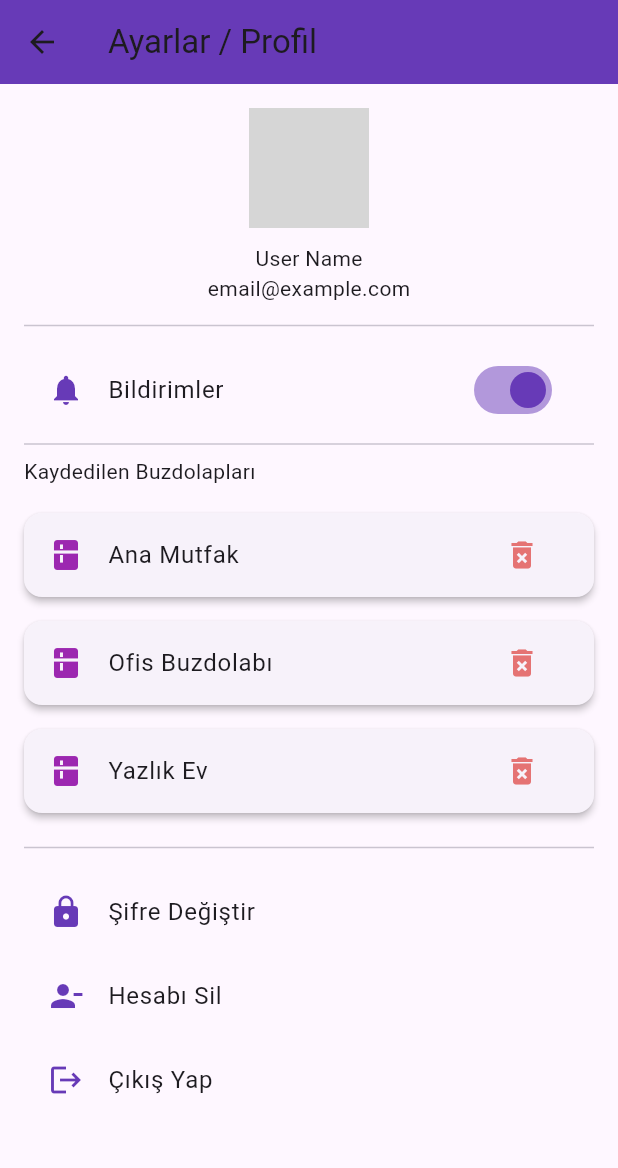
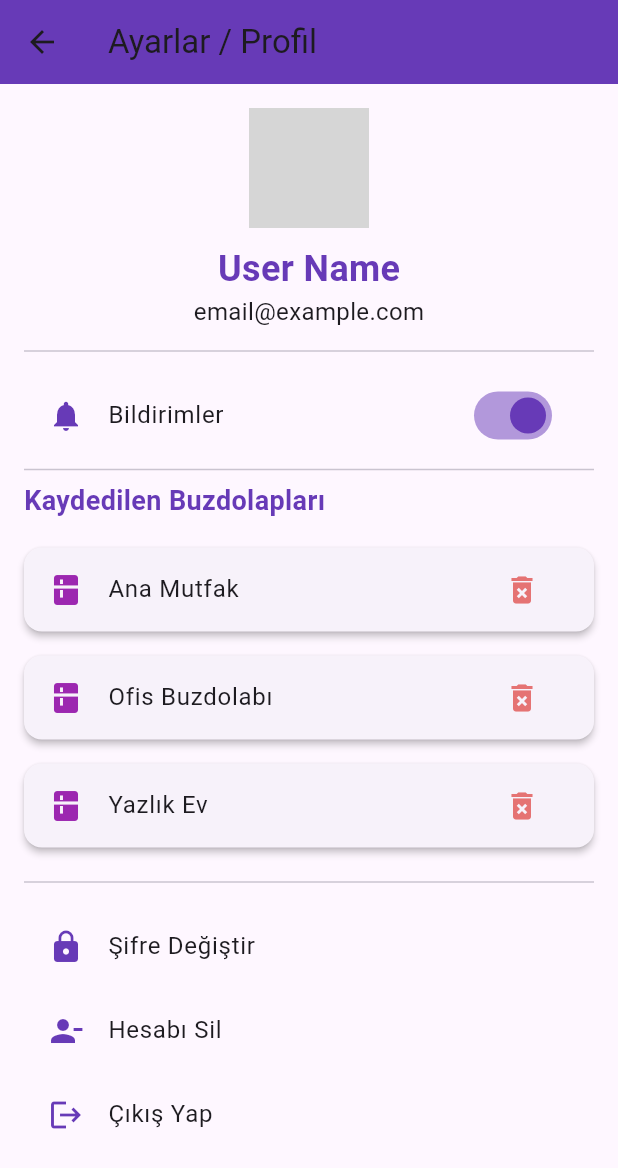
Before and after one commit to idilbyr/cs310-project, a Flutter app: the SettingsProfileScreen screen opened directly, on a phone screen of 412 x 824 dp. Shown: the top 1168 px of the screen. Run offline on Flutter 3.47's test engine with Material 3 defaults, Android fonts, the phone set to English and light mode, and no system bars; our stand-ins replace shared_preferences; accounts and stored records are empty; network calls fail; grey boxes are pictures that could not be loaded.

Commit message:
added semihs files

```diff
--- a/lib/screens/join_fridge_screen.dart
+++ b/lib/screens/join_fridge_screen.dart
@@ -67,7 +67,7 @@ class _JoinFridgeScreenState extends State<JoinFridgeScreen> {
             children: <Widget>[
               Text(
                 'Katılım Kodu veya Bağlantısını Girin',
-                style: AppStyles.title.copyWith(fontSize: 18),
+                style: AppTextStyles.title.copyWith(fontSize: 18),
               ),
               const SizedBox(height: 20),
               TextFormField(
@@ -99,10 +99,10 @@ class _JoinFridgeScreenState extends State<JoinFridgeScreen> {
                 ),
               ),
               const SizedBox(height: 20),
-              Center(child: Text('veya', style: AppStyles.body)),
+              Center(child: Text('veya', style: AppTextStyles.body)),
               TextButton(
                 onPressed: () {},
-                child: Text('Yardım? Kod nasıl alınır?', style: AppStyles.link),
+                child: Text('Yardım? Kod nasıl alınır?', style: AppTextStyles.link),
               ),
             ],
           ),
--- a/lib/screens/settings_profile_screen.dart
+++ b/lib/screens/settings_profile_screen.dart
@@ -48,8 +48,8 @@ class _SettingsProfileScreenState extends State<SettingsProfileScreen> {
           backgroundColor: AppColors.background,
         ),
         const SizedBox(height: 10),
-        Text('User Name', style: AppStyles.title),
-        Text('email@example.com', style: AppStyles.body),
+        Text('User Name', style: AppTextStyles.title),
+        Text('email@example.com', style: AppTextStyles.body),
       ],
     );
   }
@@ -62,7 +62,7 @@ class _SettingsProfileScreenState extends State<SettingsProfileScreen> {
   }) {
     return ListTile(
       leading: icon != null ? Icon(icon, color: AppColors.primary) : null,
-      title: Text(title, style: AppStyles.body),
+      title: Text(title, style: AppTextStyles.body),
       trailing: trailing,
       onTap: onTap,
     );
@@ -98,7 +98,7 @@ class _SettingsProfileScreenState extends State<SettingsProfileScreen> {
           const Divider(),
 
           Text('Kaydedilen Buzdolapları',
-              style: AppStyles.title.copyWith(fontSize: 18)),
+              style: AppTextStyles.title.copyWith(fontSize: 18)),
           const SizedBox(height: 10),
 
           // Card & List ve Dinamik Kaldırma Gereksinimi
```
Also changed, not shown: lib/main.dart (+6 -1 lines), lib/screens/home_screen.dart (+16 -11 lines).
